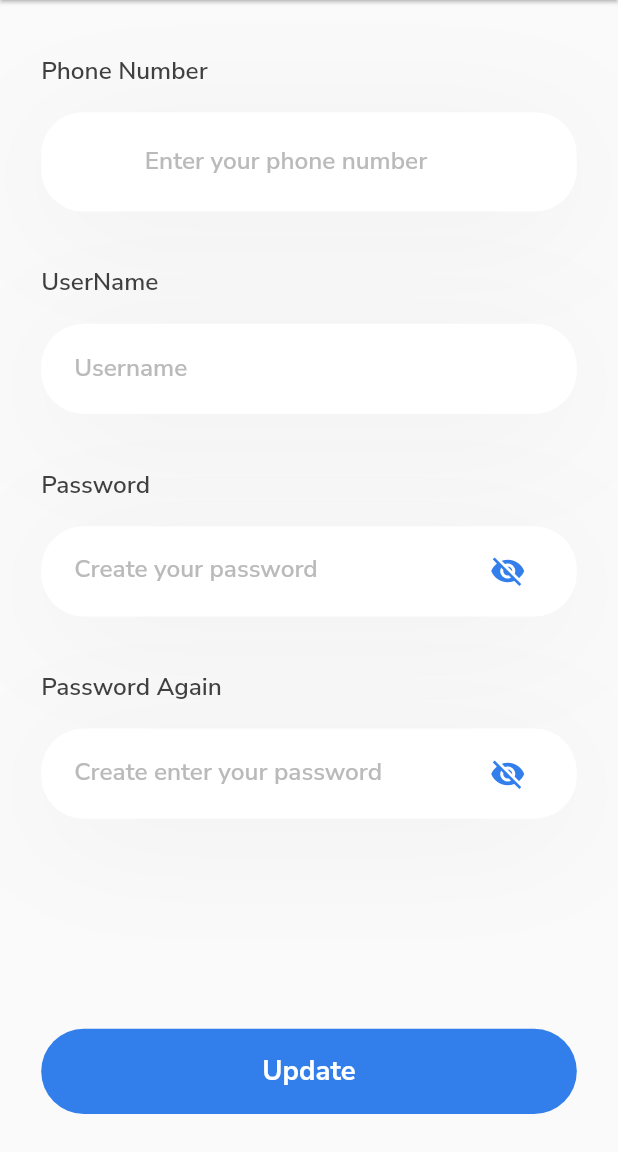
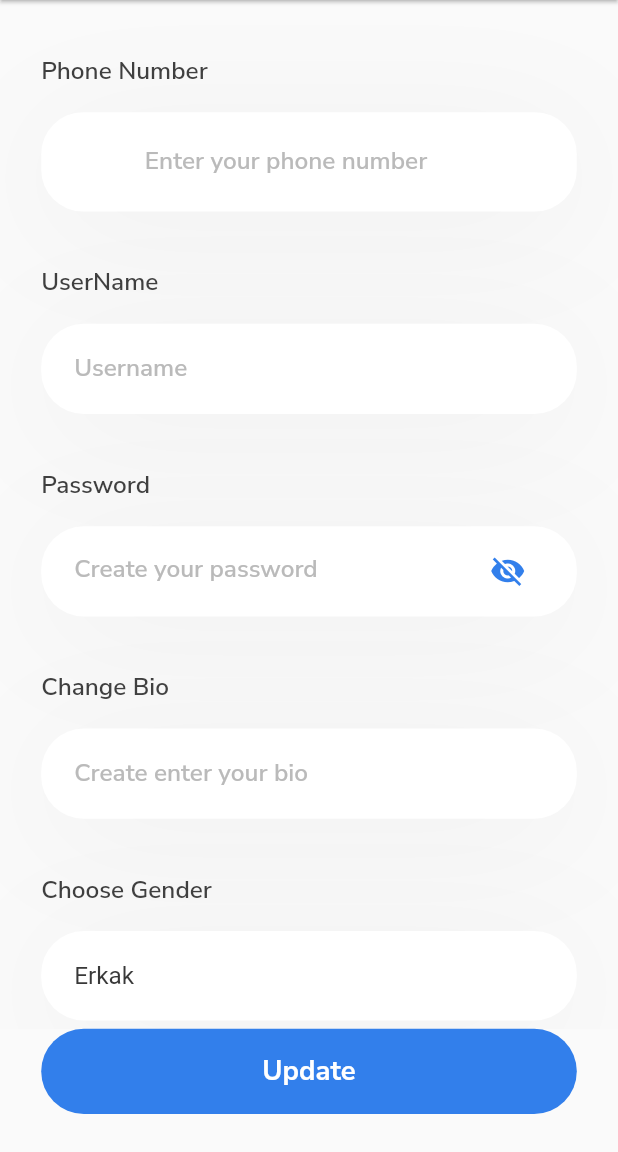
Before and after one commit to ogabek6207/realtime_database_ogabekdev, a Flutter app: the ProfileUpdateScreen screen opened directly with empty values, on a phone screen of 412 x 824 dp, the part 84-1236 px from its top. Run offline on Flutter 3.47's test engine with Material 2 defaults, Android fonts, the phone set to English and light mode, and no system bars; our stand-ins replace cloud_firestore, firebase_auth, firebase_core, firebase_database, flutter_svg, image_picker and 4 more; accounts and stored records are empty.

Commit message:
gender_dialog

```diff
--- a/lib/src/ui/menu/profile/edit_profile_screen.dart
+++ b/lib/src/ui/menu/profile/edit_profile_screen.dart
@@ -46,7 +46,7 @@ class EditProfile {
                         margin: EdgeInsets.only(top: 42 * h),
                         child: Center(
                           child: Text(
-                            "change",
+                            "change image",
                             style: TextStyle(
                               fontSize: 18 * h,
                               color: AppColor.dark,
--- a/lib/src/ui/menu/profile/profile_update_screen/profile_update_screen.dart
+++ b/lib/src/ui/menu/profile/profile_update_screen/profile_update_screen.dart
@@ -1,5 +1,6 @@
 import 'package:flutter/material.dart';
 import 'package:realtime_database_ogabekdev/src/color/app_color.dart';
+import 'package:realtime_database_ogabekdev/src/dialog/gender_choose_dialog.dart';
 import 'package:realtime_database_ogabekdev/src/widget/appBar_title_widget.dart';
 import 'package:realtime_database_ogabekdev/src/widget/done_widget.dart';
 import 'package:realtime_database_ogabekdev/src/widget/leading_widget.dart';
@@ -24,8 +25,7 @@ class _ProfileUpdateScreenState extends State<ProfileUpdateScreen> {
   final TextEditingController _controllerPhone = TextEditingController();
   final TextEditingController _controllerUserName = TextEditingController();
   final TextEditingController _controllerPassword = TextEditingController();
-  final TextEditingController _controllerPasswordAgain =
-      TextEditingController();
+  final TextEditingController _controllerBio = TextEditingController();
   UserModel json = UserModel.fromJson({});
 
   @override
@@ -110,13 +110,63 @@ class _ProfileUpdateScreenState extends State<ProfileUpdateScreen> {
                     Row(
                       children: const [
                         LabelWidget(
-                          title: "Password Again",
+                          title: "Change Bio",
                         ),
                       ],
                     ),
-                    TextFieldWidget(
-                      hintText: 'Create enter your password',
-                      controller: _controllerPasswordAgain,
+                    UserNameWidget(
+                      hintText: 'Create enter your bio',
+                      controller: _controllerBio,
+                    ),
+                    SizedBox(
+                      height: 36 * h,
+                    ),
+                    Row(
+                      children: const [
+                        LabelWidget(
+                          title: "Choose Gender",
+                        ),
+                      ],
+                    ),
+                    GestureDetector(
+                      onTap: () {
+                        GenderChooseDialog.genderChoose(context, "Erkak");
+                      },
+                      child: Container(
+                        padding: EdgeInsets.only(
+                            left: 20 * w,
+                            right: 20 * w,
+                            top: 20 * h,
+                            bottom: 20 * h),
+                        margin: EdgeInsets.only(
+                            top: 16 * h, left: 25 * w, right: 25 * w),
+                        decoration: BoxDecoration(
+                          boxShadow: [
+                            BoxShadow(
+                              spreadRadius: 0,
+                              blurRadius: 75,
+                              offset: Offset(0, 10 * w),
+                              color: AppColor.drop.withOpacity(0.1),
+                            )
+                          ],
+                          color: AppColor.white,
+                          borderRadius: BorderRadius.circular(28 * h),
+                        ),
+                        child: Center(
+                          child: Row(
+                            children: [
+                              Text(
+                                "Erkak",
+                                textAlign: TextAlign.start,
+                                style: TextStyle(
+                                  fontSize: 16 * h,
+                                  color: AppColor.dark,
+                                ),
+                              ),
+                            ],
+                          ),
+                        ),
+                      ),
                     ),
                     SizedBox(
                       height: 50 * h,
@@ -145,7 +195,7 @@ class _ProfileUpdateScreenState extends State<ProfileUpdateScreen> {
     );
   }
 
-    Widget buildUser(UserModel user) => ListTile(
+  Widget buildUser(UserModel user) => ListTile(
         title: Text(user.phone),
         subtitle: Text(user.password),
       );
```
Also changed, not shown: lib/src/dialog/gender_choose_dialog.dart (added, +245 -0 lines).
